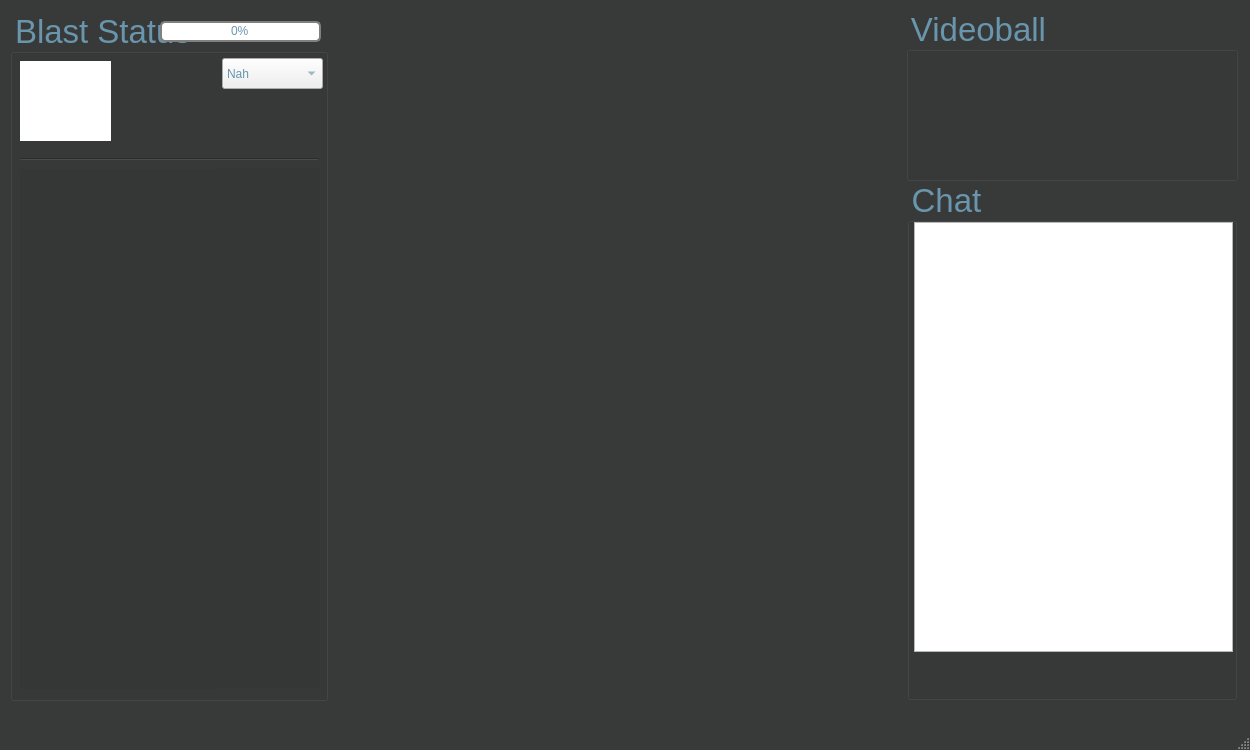
Before: the Qt Designer form dashboard.ui in sweldon/blastboard, drawn with Qt 5.
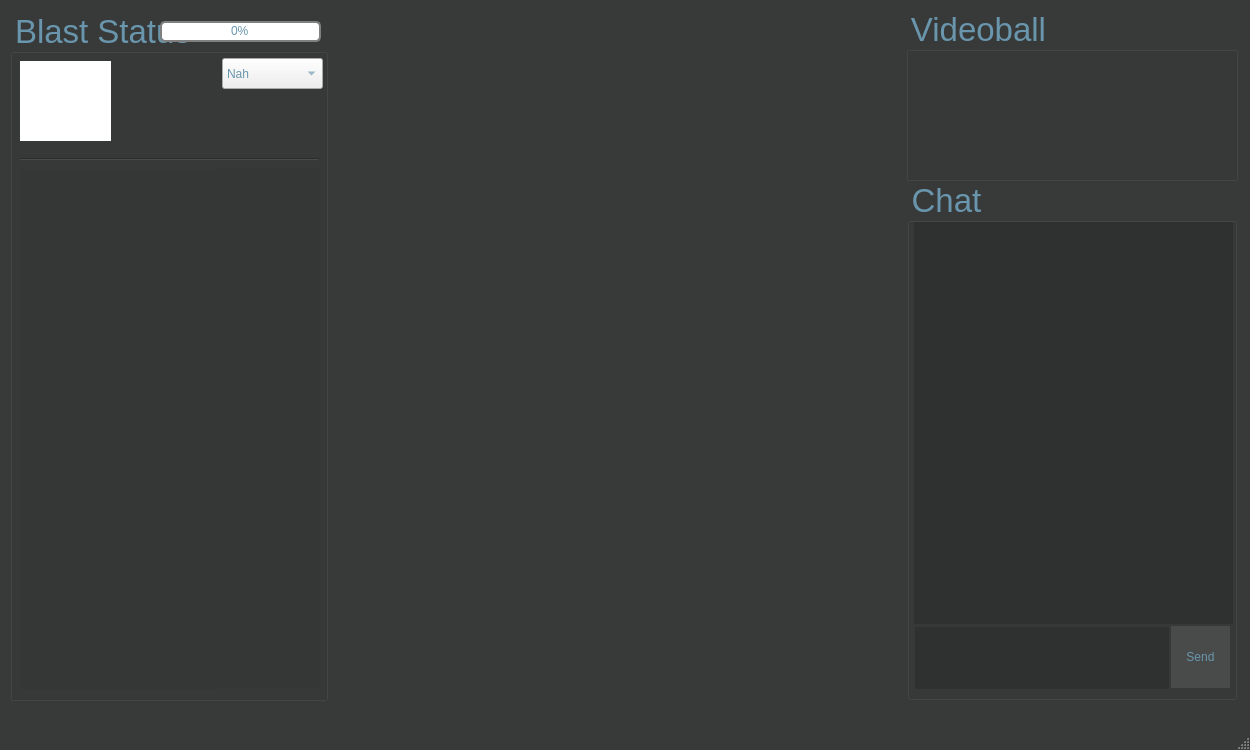
After: the same form once the commit is applied.

```diff
--- a/dashboard.ui
+++ b/dashboard.ui
@@ -1320,11 +1320,40 @@
        <x>7</x>
        <y>42</y>
        <width>319</width>
-       <height>430</height>
+       <height>402</height>
       </rect>
      </property>
      <property name="styleSheet">
-      <string notr="true"/>
+      <string notr="true">background-color:#2f3030;border:none;</string>
+     </property>
+    </widget>
+    <widget class="QTextEdit" name="messageDraft">
+     <property name="geometry">
+      <rect>
+       <x>8</x>
+       <y>447</y>
+       <width>254</width>
+       <height>62</height>
+      </rect>
+     </property>
+     <property name="styleSheet">
+      <string notr="true">background-color:#2f3030;border:none;</string>
+     </property>
+    </widget>
+    <widget class="QPushButton" name="sendMsgBtn">
+     <property name="geometry">
+      <rect>
+       <x>264</x>
+       <y>446</y>
+       <width>59</width>
+       <height>62</height>
+      </rect>
+     </property>
+     <property name="styleSheet">
+      <string notr="true">background-color:#494a4a;border:none;</string>
+     </property>
+     <property name="text">
+      <string>Send</string>
      </property>
     </widget>
    </widget>
```
